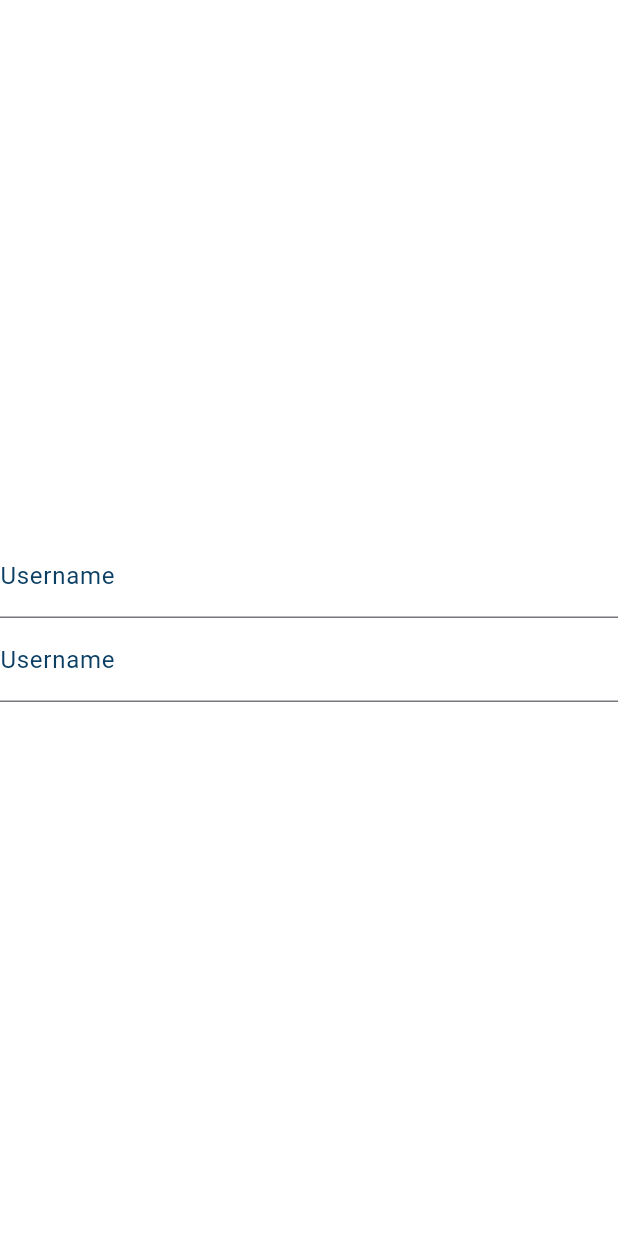
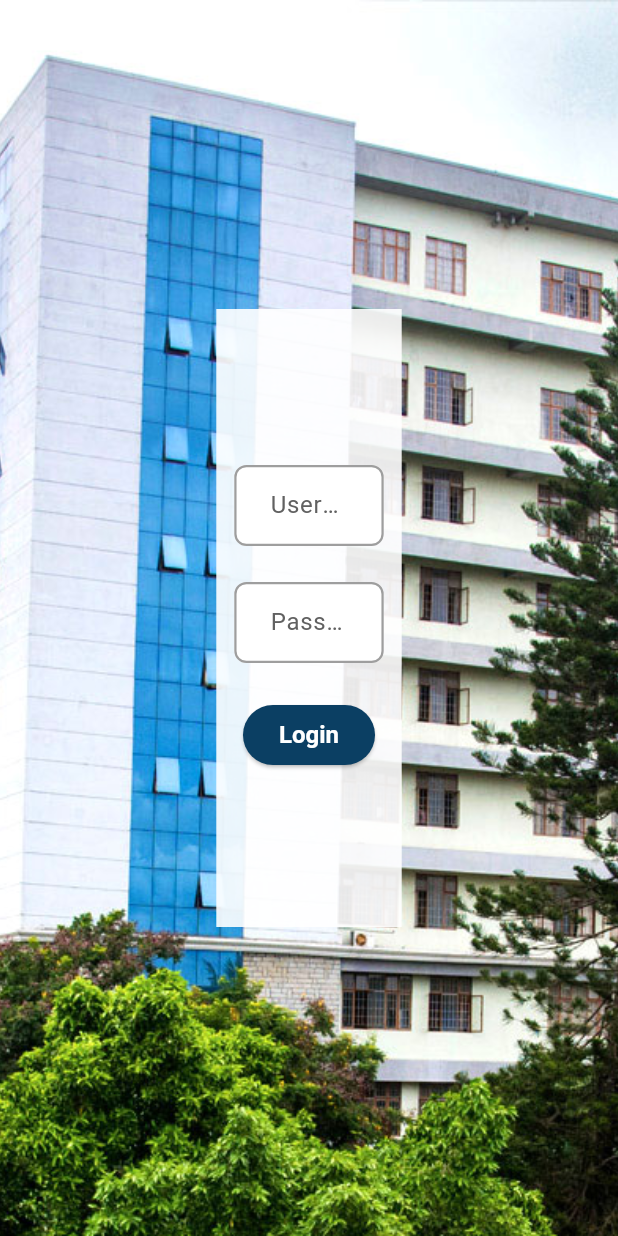
Before and after one commit to vansh132/CU-Report-Rover, a Flutter app: the LoginScreen screen opened directly, on a phone screen of 412 x 824 dp. Run offline on Flutter 3.47's test engine with Material 3 defaults, Android fonts, the light colour scheme and no system bars; our stand-ins replace carousel_slider, cloud_firestore, dotted_border, dropdown_button2, file_picker, firebase_core and 6 more; accounts and stored records are empty.

Commit message:
login form added

```diff
--- a/lib/pages/login.dart
+++ b/lib/pages/login.dart
@@ -1,4 +1,6 @@
 import 'package:flutter/material.dart';
+import 'package:report/services/auth_services.dart';
+import 'package:report/theme/theme_ext.dart';
 
 class LoginScreen extends StatefulWidget {
   const LoginScreen({super.key});
@@ -8,31 +10,141 @@ class LoginScreen extends StatefulWidget {
 }
 
 class _LoginScreenState extends State<LoginScreen> {
+  final GlobalKey<FormState> _loginFormKey = GlobalKey<FormState>();
+  final TextEditingController _usernameController = TextEditingController();
+  final TextEditingController _passwordController = TextEditingController();
+
+  AuthServices authServices = AuthServices();
+
+  void login() async {
+    await authServices.readData(
+        _usernameController.text, _passwordController.text);
+  }
+
   @override
   Widget build(BuildContext context) {
     final width = MediaQuery.of(context).size.width;
     final height = MediaQuery.of(context).size.height;
+    final appColors = context.appColors;
     return Scaffold(
       body: Container(
         height: height,
         width: width,
+        decoration: const BoxDecoration(
+          image: DecorationImage(
+            image: AssetImage('assets/images/christ.jpg'),
+            fit: BoxFit.cover,
+          ),
+        ),
+        alignment: Alignment.center,
         child: Container(
-          width: 500,
+          color: Colors.white.withOpacity(0.9),
+          width: width * 0.3,
+          height: height * 0.5,
+          padding: const EdgeInsets.all(12),
           child: Form(
+            key: _loginFormKey,
             child: Column(
               mainAxisAlignment: MainAxisAlignment.center,
               crossAxisAlignment: CrossAxisAlignment.center,
               children: [
                 TextFormField(
-                  decoration: const InputDecoration(
+                  controller: _usernameController,
+                  validator: (value) {
+                    if (value == null || value.isEmpty) {
+                      return 'Please enter your username';
+                    }
+                    return null;
+                  },
+                  decoration: InputDecoration(
                     labelText: 'Username',
+                    labelStyle: TextStyle(
+                      fontSize: 16.0,
+                      color:
+                          Colors.grey[700], // Professional-looking label color
+                    ),
+                    contentPadding: const EdgeInsets.symmetric(
+                        vertical: 15.0, horizontal: 20.0),
+                    border: OutlineInputBorder(
+                      borderRadius:
+                          BorderRadius.circular(8.0), // Rounded corners
+                    ),
+                    enabledBorder: OutlineInputBorder(
+                      borderSide: const BorderSide(
+                        color: Colors.grey, // Border color when enabled
+                        width: 1.5,
+                      ),
+                      borderRadius: BorderRadius.circular(8.0),
+                    ),
+                    focusedBorder: OutlineInputBorder(
+                      borderSide: BorderSide(
+                        color: appColors.primary, // Border color when focused
+                        width: 2.0,
+                      ),
+                      borderRadius: BorderRadius.circular(8.0),
+                    ),
+                    filled: true,
+                    fillColor: Colors.white, // Background color
+                  ),
+                  style: const TextStyle(
+                    fontSize: 16.0,
+                    color: Colors.black, // Text color
                   ),
                 ),
+                const SizedBox(
+                  height: 24,
+                ),
                 TextFormField(
-                  decoration: const InputDecoration(
-                    labelText: 'Username',
+                  controller: _passwordController,
+                  validator: (value) {
+                    if (value == null || value.isEmpty) {
+                      return 'Please enter your password';
+                    }
+                    return null;
+                  },
+                  decoration: InputDecoration(
+                    labelText: 'Password',
+                    labelStyle: TextStyle(
+                      fontSize: 16.0,
+                      color:
+                          Colors.grey[700], // Professional-looking label color
+                    ),
+                    contentPadding: const EdgeInsets.symmetric(
+                        vertical: 15.0, horizontal: 20.0),
+                    border: OutlineInputBorder(
+                      borderRadius:
+                          BorderRadius.circular(8.0), // Rounded corners
+                    ),
+                    enabledBorder: OutlineInputBorder(
+                      borderSide: const BorderSide(
+                        color: Colors.grey, // Border color when enabled
+                        width: 1.5,
+                      ),
+                      borderRadius: BorderRadius.circular(8.0),
+                    ),
+                    focusedBorder: OutlineInputBorder(
+                      borderSide: BorderSide(
+                        color: appColors.primary, // Border color when focused
+                        width: 2.0,
+                      ),
+                      borderRadius: BorderRadius.circular(8.0),
+                    ),
+                    filled: true,
+                    fillColor: Colors.white, // Background color
+                  ),
+                  style: const TextStyle(
+                    fontSize: 16.0,
+                    color: Colors.black, // Text color
                   ),
                 ),
+                const SizedBox(
+                  height: 24,
+                ),
+                ElevatedButton(
+                    onPressed: () {
+                      if (_loginFormKey.currentState!.validate()) login();
+                    },
+                    child: const Text("Login"))
               ],
             ),
           ),
--- a/lib/services/auth_services.dart
+++ b/lib/services/auth_services.dart
@@ -14,18 +14,18 @@ class AuthServices {
     return true;
   }
 
-  void readData() async {
+  Future<void> readData(String username, String password) async {
     CollectionReference users = FirebaseFirestore.instance.collection('users');
 
     // Retrieve all documents in the 'users' collection
     QuerySnapshot querySnapshot = await users.get();
     for (var doc in querySnapshot.docs) {
-      print(
-          'username: ${doc['username']}, password: ${doc['password']}, count: ${doc['count']}');
+      if (doc['username'] == username && doc['password'] == password) {
+        print('User found');
+        return;
+      }
     }
 
-    // Retrieve a specific document
-    DocumentSnapshot documentSnapshot = await users.doc('documentId').get();
-    print(documentSnapshot);
+    print('User not found');
   }
 }
```
